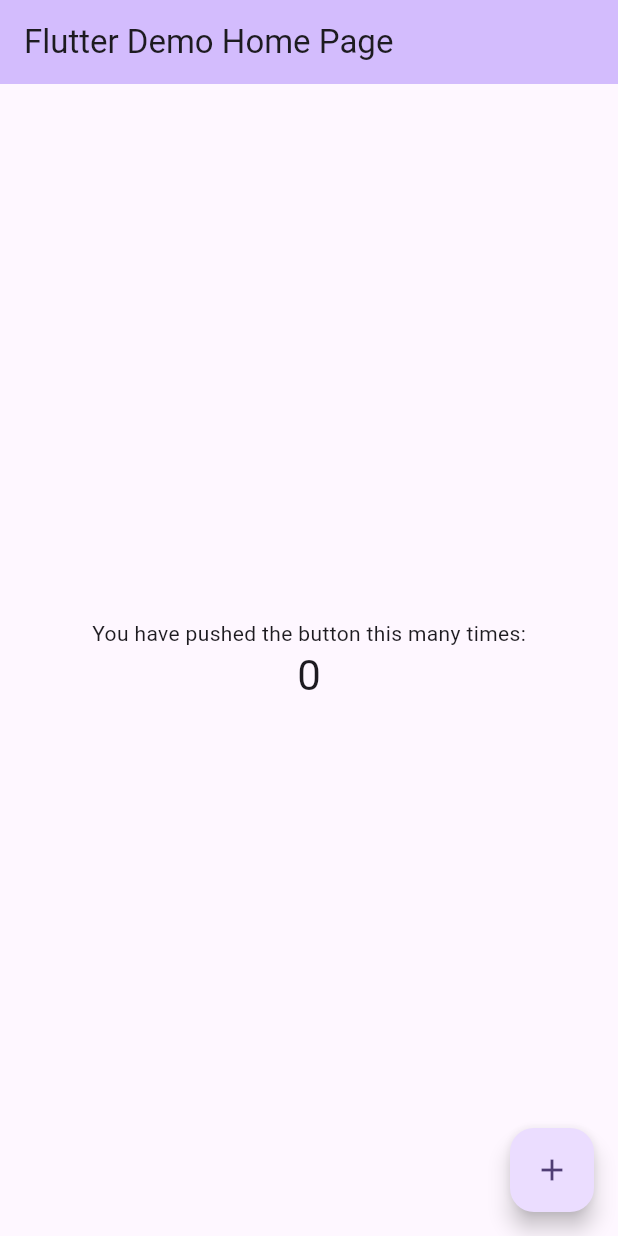
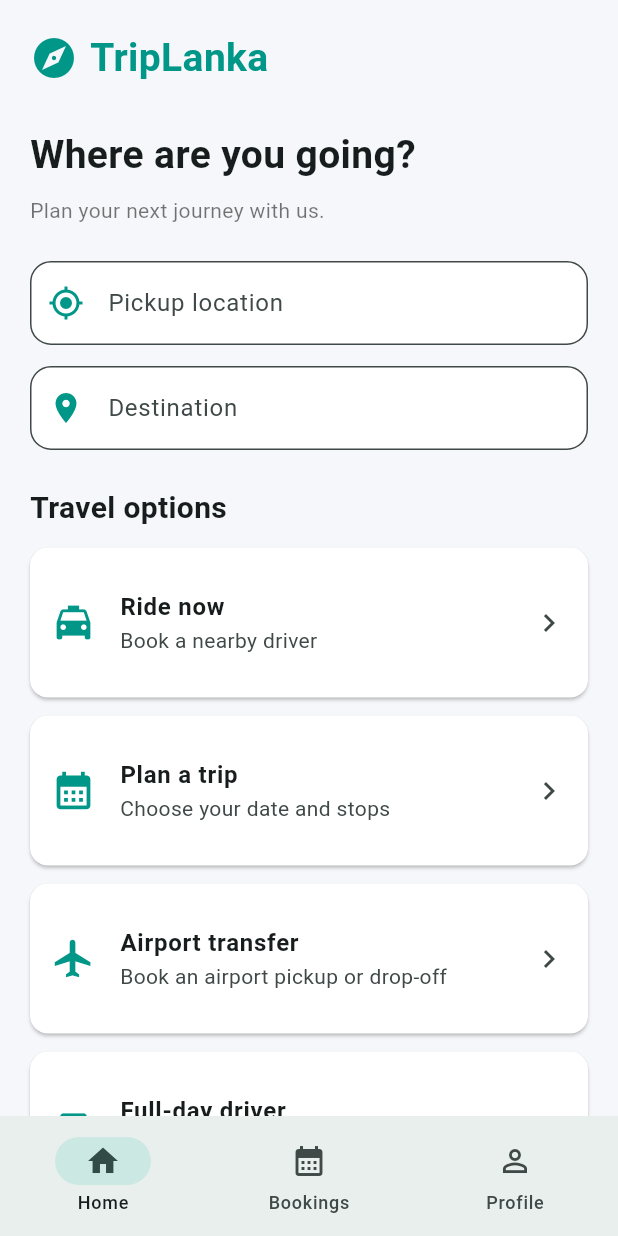
Before and after one commit to sevi2001/triplanka, a Flutter app: the screen it shows after launch, on a phone screen of 412 x 824 dp. Run offline on Flutter 3.47's test engine with Material 3 defaults, Android fonts, the phone set to English and light mode, and no system bars.

Commit message:
Add home screen and fix booking navigation test

```diff
--- a/lib/main.dart
+++ b/lib/main.dart
@@ -1,122 +1,293 @@
 import 'package:flutter/material.dart';
 
 void main() {
-  runApp(const MyApp());
+  runApp(const TripLankaApp());
 }
 
-class MyApp extends StatelessWidget {
-  const MyApp({super.key});
+class TripLankaApp extends StatelessWidget {
+  const TripLankaApp({super.key});
 
-  // This widget is the root of your application.
   @override
   Widget build(BuildContext context) {
     return MaterialApp(
-      title: 'Flutter Demo',
+      title: 'TripLanka',
+      debugShowCheckedModeBanner: false,
       theme: ThemeData(
-        // This is the theme of your application.
-        //
-        // TRY THIS: Try running your application with "flutter run". You'll see
-        // the application has a purple toolbar. Then, without quitting the app,
-        // try changing the seedColor in the colorScheme below to Colors.green
-        // and then invoke "hot reload" (save your changes or press the "hot
-        // reload" button in a Flutter-supported IDE, or press "r" if you used
-        // the command line to start the app).
-        //
-        // Notice that the counter didn't reset back to zero; the application
-        // state is not lost during the reload. To reset the state, use hot
-        // restart instead.
-        //
-        // This works for code too, not just values: Most code changes can be
-        // tested with just a hot reload.
-        colorScheme: .fromSeed(seedColor: Colors.deepPurple),
+        useMaterial3: true,
+        colorScheme: ColorScheme.fromSeed(seedColor: Colors.teal),
+        scaffoldBackgroundColor: const Color(0xFFF5F7FA),
       ),
-      home: const MyHomePage(title: 'Flutter Demo Home Page'),
+      home: const MainScreen(),
     );
   }
 }
 
-class MyHomePage extends StatefulWidget {
-  const MyHomePage({super.key, required this.title});
-
-  // This widget is the home page of your application. It is stateful, meaning
-  // that it has a State object (defined below) that contains fields that affect
-  // how it looks.
-
-  // This class is the configuration for the state. It holds the values (in this
-  // case the title) provided by the parent (in this case the App widget) and
-  // used by the build method of the State. Fields in a Widget subclass are
-  // always marked "final".
-
-  final String title;
+class MainScreen extends StatefulWidget {
+  const MainScreen({super.key});
 
   @override
-  State<MyHomePage> createState() => _MyHomePageState();
+  State<MainScreen> createState() => _MainScreenState();
 }
 
-class _MyHomePageState extends State<MyHomePage> {
-  int _counter = 0;
+class _MainScreenState extends State<MainScreen> {
+  int selectedIndex = 0;
 
-  void _incrementCounter() {
+  @override
+  Widget build(BuildContext context) {
+    return Scaffold(
+      body: IndexedStack(
+        index: selectedIndex,
+        children: const [
+          HomeScreen(),
+          Center(child: Text('No bookings yet')),
+          Center(child: Text('Your profile')),
+        ],
+      ),
+      bottomNavigationBar: NavigationBar(
+        selectedIndex: selectedIndex,
+        onDestinationSelected: (index) {
           setState(() {
-      // This call to setState tells the Flutter framework that something has
-      // changed in this State, which causes it to rerun the build method below
-      // so that the display can reflect the updated values. If we changed
-      // _counter without calling setState(), then the build method would not be
-      // called again, and so nothing would appear to happen.
-      _counter++;
+            selectedIndex = index;
           });
+        },
+        destinations: const [
+          NavigationDestination(
+            icon: Icon(Icons.home_outlined),
+            selectedIcon: Icon(Icons.home),
+            label: 'Home',
+          ),
+          NavigationDestination(
+            icon: Icon(Icons.calendar_month),
+            label: 'Bookings',
+          ),
+          NavigationDestination(
+            icon: Icon(Icons.person_outline),
+            label: 'Profile',
+          ),
+        ],
+      ),
+    );
+  }
+}
+
+class HomeScreen extends StatefulWidget {
+  const HomeScreen({super.key});
+
+  @override
+  State<HomeScreen> createState() => _HomeScreenState();
+}
+
+class _HomeScreenState extends State<HomeScreen> {
+  final pickupController = TextEditingController();
+  final destinationController = TextEditingController();
+
+  @override
+  void dispose() {
+    pickupController.dispose();
+    destinationController.dispose();
+    super.dispose();
+  }
+
+  void openBooking(String service) {
+    Navigator.of(context).push(
+      MaterialPageRoute<void>(
+        builder: (_) => BookingScreen(
+          service: service,
+          pickup: pickupController.text.trim(),
+          destination: destinationController.text.trim(),
+        ),
+      ),
+    );
+  }
+
+  Widget locationField({
+    required String label,
+    required IconData icon,
+    required TextEditingController controller,
+  }) {
+    return TextField(
+      controller: controller,
+      decoration: InputDecoration(
+        labelText: label,
+        prefixIcon: Icon(icon, color: Colors.teal),
+        filled: true,
+        fillColor: Colors.white,
+        border: OutlineInputBorder(borderRadius: BorderRadius.circular(14)),
+      ),
+    );
   }
 
   @override
   Widget build(BuildContext context) {
-    // This method is rerun every time setState is called, for instance as done
-    // by the _incrementCounter method above.
-    //
-    // The Flutter framework has been optimized to make rerunning build methods
-    // fast, so that you can just rebuild anything that needs updating rather
-    // than having to individually change instances of widgets.
-    return Scaffold(
-      appBar: AppBar(
-        // TRY THIS: Try changing the color here to a specific color (to
-        // Colors.amber, perhaps?) and trigger a hot reload to see the AppBar
-        // change color while the other colors stay the same.
-        backgroundColor: Theme.of(context).colorScheme.inversePrimary,
-        // Here we take the value from the MyHomePage object that was created by
-        // the App.build method, and use it to set our appbar title.
-        title: Text(widget.title),
+    return SafeArea(
+      child: Center(
+        child: ConstrainedBox(
+          constraints: const BoxConstraints(maxWidth: 500),
+          child: ListView(
+            padding: const EdgeInsets.all(20),
+            children: [
+              const Row(
+                children: [
+                  Icon(Icons.explore, size: 32, color: Colors.teal),
+                  SizedBox(width: 8),
+                  Text(
+                    'TripLanka',
+                    style: TextStyle(
+                      fontSize: 26,
+                      fontWeight: FontWeight.bold,
+                      color: Colors.teal,
                     ),
-      body: Center(
-        // Center is a layout widget. It takes a single child and positions it
-        // in the middle of the parent.
-        child: Column(
-          // Column is also a layout widget. It takes a list of children and
-          // arranges them vertically. By default, it sizes itself to fit its
-          // children horizontally, and tries to be as tall as its parent.
-          //
-          // Column has various properties to control how it sizes itself and
-          // how it positions its children. Here we use mainAxisAlignment to
-          // center the children vertically; the main axis here is the vertical
-          // axis because Columns are vertical (the cross axis would be
-          // horizontal).
-          //
-          // TRY THIS: Invoke "debug painting" (choose the "Toggle Debug Paint"
-          // action in the IDE, or press "p" in the console), to see the
-          // wireframe for each widget.
-          mainAxisAlignment: .center,
+                  ),
+                ],
+              ),
+              const SizedBox(height: 28),
+              const Text(
+                'Where are you going?',
+                style: TextStyle(fontSize: 26, fontWeight: FontWeight.bold),
+              ),
+              const SizedBox(height: 8),
+              const Text(
+                'Plan your next journey with us.',
+                style: TextStyle(color: Colors.black54),
+              ),
+              const SizedBox(height: 24),
+              locationField(
+                label: 'Pickup location',
+                icon: Icons.my_location,
+                controller: pickupController,
+              ),
+              const SizedBox(height: 14),
+              locationField(
+                label: 'Destination',
+                icon: Icons.location_on,
+                controller: destinationController,
+              ),
+              const SizedBox(height: 24),
+              const Text(
+                'Travel options',
+                style: TextStyle(fontSize: 20, fontWeight: FontWeight.bold),
+              ),
+              const SizedBox(height: 12),
+              ServiceCard(
+                title: 'Ride now',
+                subtitle: 'Book a nearby driver',
+                icon: Icons.local_taxi,
+                onTap: () => openBooking('Ride now'),
+              ),
+              ServiceCard(
+                title: 'Plan a trip',
+                subtitle: 'Choose your date and stops',
+                icon: Icons.calendar_month,
+                onTap: () => openBooking('Plan a trip'),
+              ),
+              ServiceCard(
+                title: 'Airport transfer',
+                subtitle: 'Book an airport pickup or drop-off',
+                icon: Icons.flight,
+                onTap: () => openBooking('Airport transfer'),
+              ),
+              ServiceCard(
+                title: 'Full-day driver',
+                subtitle: 'Explore with a driver for the day',
+                icon: Icons.directions_car,
+                onTap: () => openBooking('Full-day driver'),
+              ),
+              const SizedBox(height: 16),
+              Container(
+                height: 180,
+                decoration: BoxDecoration(
+                  color: const Color(0xFFE0F2F1),
+                  borderRadius: BorderRadius.circular(18),
+                ),
+                child: const Column(
+                  mainAxisAlignment: MainAxisAlignment.center,
                   children: [
-            const Text('You have pushed the button this many times:'),
-            Text(
-              '$_counter',
-              style: Theme.of(context).textTheme.headlineMedium,
+                    Icon(Icons.map_outlined, size: 56, color: Colors.teal),
+                    SizedBox(height: 10),
+                    Text('Map placeholder'),
+                  ],
+                ),
               ),
             ],
           ),
         ),
-      floatingActionButton: FloatingActionButton(
-        onPressed: _incrementCounter,
-        tooltip: 'Increment',
-        child: const Icon(Icons.add),
       ),
     );
   }
 }
+
+class ServiceCard extends StatelessWidget {
+  const ServiceCard({
+    super.key,
+    required this.title,
+    required this.subtitle,
+    required this.icon,
+    required this.onTap,
+  });
+
+  final String title;
+  final String subtitle;
+  final IconData icon;
+  final VoidCallback onTap;
+
+  @override
+  Widget build(BuildContext context) {
+    return Card(
+      color: Colors.white,
+      margin: const EdgeInsets.only(bottom: 12),
+      child: ListTile(
+        contentPadding: const EdgeInsets.all(14),
+        leading: Icon(icon, size: 30, color: Colors.teal),
+        title: Text(title, style: const TextStyle(fontWeight: FontWeight.bold)),
+        subtitle: Text(subtitle),
+        trailing: const Icon(Icons.chevron_right),
+        onTap: onTap,
+      ),
+    );
+  }
+}
+
+class BookingScreen extends StatelessWidget {
+  const BookingScreen({
+    super.key,
+    required this.service,
+    required this.pickup,
+    required this.destination,
+  });
+
+  final String service;
+  final String pickup;
+  final String destination;
+
+  @override
+  Widget build(BuildContext context) {
+    return Scaffold(
+      appBar: AppBar(title: Text(service)),
+      body: ListView(
+        padding: const EdgeInsets.all(20),
+        children: [
+          const Text(
+            'Journey details',
+            style: TextStyle(fontSize: 24, fontWeight: FontWeight.bold),
+          ),
+          const SizedBox(height: 20),
+          ListTile(
+            leading: const Icon(Icons.my_location),
+            title: const Text('Pickup'),
+            subtitle: Text(pickup.isEmpty ? 'Not selected' : pickup),
+          ),
+          ListTile(
+            leading: const Icon(Icons.location_on),
+            title: const Text('Destination'),
+            subtitle: Text(destination.isEmpty ? 'Not selected' : destination),
+          ),
+          const SizedBox(height: 20),
+          const Text(
+            'Booking form coming next: date, time, '
+            'passengers, stops, and vehicle selection.',
+          ),
+        ],
+      ),
+    );
+  }
+}
```
Also changed, not shown: 1 other file. Lines whose indentation alone changed are shown as unchanged.
